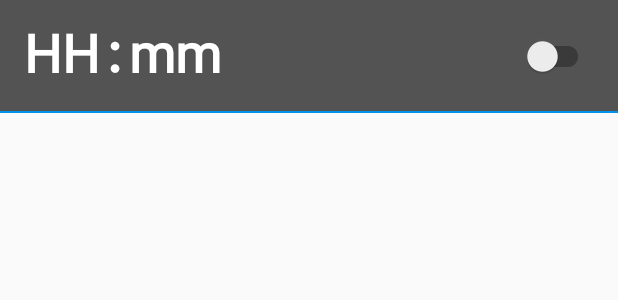
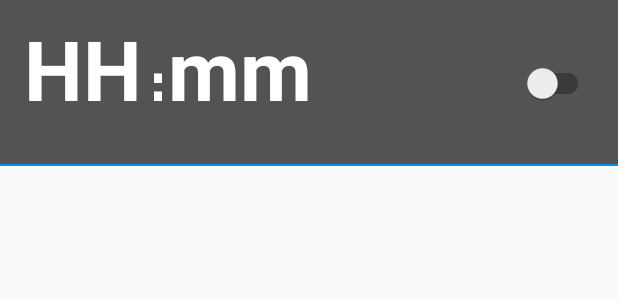
Before and after one commit to javadi92/Alarm, an Android app: the layout alarm_holder.xml on its own in the app's theme, with its tools: preview values and no code run, on a phone screen of 412 x 824 dp. Shown: the top 300 px of the screen. Run offline under Robolectric (Android 15) with nearby library versions, the phone set to English and light mode, and no system bars; plain views replace SwitchButton.

```diff
--- a/app/src/main/java/com/javadi/alarm/activity/AddAlarmsActivity.java
+++ b/app/src/main/java/com/javadi/alarm/activity/AddAlarmsActivity.java
@@ -57,6 +57,7 @@ import java.util.Date;
 
             @Override
             public void onClick(View v) {
+
                 if(Build.VERSION.SDK_INT < 23){
                     int getHour = timePicker.getCurrentHour();
                     int getMinute = timePicker.getCurrentMinute();
@@ -82,6 +83,7 @@ import java.util.Date;
                         e.printStackTrace();
                     }
                 }
+                finish();
                 //Toast.makeText(AddAlarmsActivity.this,"آلارم با موفقیت تنظیم شد",Toast.LENGTH_LONG).show();
             }
         });
--- a/app/src/main/java/com/javadi/alarm/database/DBHelper.java
+++ b/app/src/main/java/com/javadi/alarm/database/DBHelper.java
@@ -56,7 +56,7 @@ public class DBHelper extends SQLiteOpenHelper {
         return db.insert(DBC.TABLE_NAME,null,contentValues);
     }
 
-    public int updateAlarm(int id,int hour,int minute,int available){
+    public Integer updateAlarm(int id,int hour,int minute,int available){
         SQLiteDatabase db=this.getWritableDatabase();
         ContentValues contentValues=new ContentValues();
         contentValues.put(DBC.hour,hour);
@@ -65,7 +65,7 @@ public class DBHelper extends SQLiteOpenHelper {
         return db.update(DBC.TABLE_NAME,contentValues,DBC.ID+"=?",new String[]{String.valueOf(id)});
     }
 
-    public int deleteAlarm(int id){
+    public Integer deleteAlarm(int id){
         SQLiteDatabase db=this.getWritableDatabase();
         return db.delete(DBC.TABLE_NAME,DBC.ID+"=?",new String[]{String.valueOf(id)});
     }
--- a/app/src/main/res/layout/activity_main.xml
+++ b/app/src/main/res/layout/activity_main.xml
@@ -32,6 +32,7 @@
         android:src="@android:drawable/ic_input_add"
         android:clickable="true"
         android:elevation="10dp"
+        android:theme="@style/PrimaryActionButton"
         android:layout_gravity="right|bottom"
         android:layout_margin="8dp"/>
 </android.support.design.widget.CoordinatorLayout>
--- a/app/src/main/res/layout/alarm_holder.xml
+++ b/app/src/main/res/layout/alarm_holder.xml
@@ -16,10 +16,10 @@
         android:layout_marginTop="8dp"
         android:layout_marginEnd="8dp"
         android:layout_marginBottom="8dp"
-        android:fontFamily="@font/vazir"
+        android:fontFamily="@font/iransans"
         android:text="HH"
         android:textColor="#fff"
-        android:textSize="35dp"
+        android:textSize="55dp"
         android:textStyle="bold"
         app:layout_constraintBottom_toBottomOf="parent"
         app:layout_constraintEnd_toEndOf="parent"
@@ -64,10 +64,10 @@
         android:layout_marginTop="8dp"
         android:layout_marginEnd="8dp"
         android:layout_marginBottom="8dp"
-        android:fontFamily="@font/vazir"
+        android:fontFamily="@font/iransans"
         android:text=":"
         android:textColor="#fff"
-        android:textSize="35dp"
+        android:textSize="55dp"
         android:textStyle="bold"
         app:layout_constraintBottom_toBottomOf="parent"
         app:layout_constraintEnd_toEndOf="parent"
@@ -83,10 +83,10 @@
         android:layout_marginTop="8dp"
         android:layout_marginEnd="8dp"
         android:layout_marginBottom="8dp"
-        android:fontFamily="@font/vazir"
+        android:fontFamily="@font/iransans"
         android:text="mm"
         android:textColor="#fff"
-        android:textSize="35dp"
+        android:textSize="55dp"
         android:textStyle="bold"
         app:layout_constraintBottom_toBottomOf="parent"
         app:layout_constraintEnd_toEndOf="parent"
--- a/app/src/main/res/values/colors.xml
+++ b/app/src/main/res/values/colors.xml
@@ -3,4 +3,5 @@
     <color name="colorPrimary">#008577</color>
     <color name="colorPrimaryDark">#00574B</color>
     <color name="colorAccent">#D81B60</color>
+    <color name="fab">#0091EA</color>
 </resources>
--- a/app/src/main/res/values/styles.xml
+++ b/app/src/main/res/values/styles.xml
@@ -8,4 +8,8 @@
         <item name="colorAccent">@color/colorAccent</item>
     </style>
 
+    <style name="PrimaryActionButton" parent="Theme.AppCompat.Light">
+        <item name="colorAccent">@color/fab</item>
+    </style>
+
 </resources>
```
Also changed, not shown: app/src/main/java/com/javadi/alarm/activity/MainActivity.java (+2 -15 lines), app/src/main/java/com/javadi/alarm/adapter/AlarmAdapter.java (+23 -6 lines), app/src/main/java/com/javadi/alarm/model/Alarm.java (+9 -0 lines), app/src/main/res/layout/activity_add.xml (+7 -5 lines), app/src/main/res/font/iransans.ttf (added).
